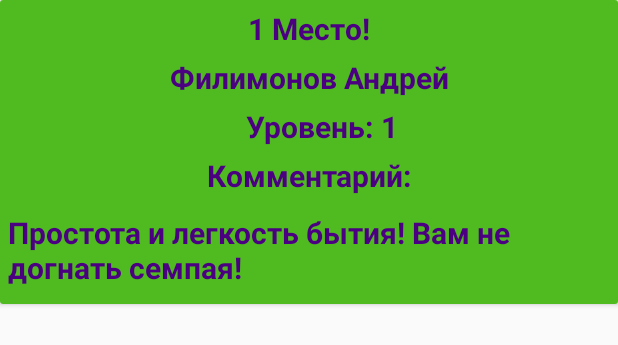
After one commit to USSRFantom/AnimeTest, an Android app: the layout table_item.xml on its own in the app's theme, with its tools: preview values and no code run, on a phone screen of 412 x 824 dp. The commit adds this screen. Shown: the top 345 px of the screen. Run offline under Robolectric (Android 15) with nearby library versions, the phone set to English and light mode, and no system bars.

Commit message:
add table_item.xml

```diff
--- a/app/src/main/AndroidManifest.xml
+++ b/app/src/main/AndroidManifest.xml
@@ -9,7 +9,8 @@
         android:roundIcon="@mipmap/ic_launcher_round"
         android:supportsRtl="true"
         android:theme="@style/Theme.AnimeTest">
-        <activity android:name=".Screens.MainMenu"></activity>
+        <activity android:name=".Screens.HighScoreTable"></activity>
+        <activity android:name=".Screens.MainMenu" />
         <activity android:name=".MainActivity" />
         <activity android:name=".Screens.SplashScreen">
             <intent-filter>
--- a/app/src/main/res/drawable/style_btn_stroke_white_press_red.xml
+++ b/app/src/main/res/drawable/style_btn_stroke_white_press_red.xml
@@ -1,6 +1,6 @@
 <?xml version="1.0" encoding="utf-8"?>
 <shape xmlns:android="http://schemas.android.com/apk/res/android">
-        <stroke android:width="3dp" android:color="@color/white"/>
+        <stroke android:width="3dp" android:color="@color/black"/>
     <corners android:radius="30dp"/>
     <solid android:color="@color/red"/>
 </shape>
--- /dev/null
+++ b/app/src/main/res/layout/table_item.xml
@@ -0,0 +1,98 @@
+<?xml version="1.0" encoding="utf-8"?>
+<androidx.cardview.widget.CardView xmlns:android="http://schemas.android.com/apk/res/android"
+    xmlns:app="http://schemas.android.com/apk/res-auto"
+    xmlns:tools="http://schemas.android.com/tools"
+    android:layout_width="match_parent"
+    android:layout_height="wrap_content">
+
+    <androidx.constraintlayout.widget.ConstraintLayout
+        android:layout_width="match_parent"
+        android:layout_height="wrap_content"
+        android:background="@color/green">
+
+
+        <TextView
+            android:id="@+id/textViewName"
+            android:layout_width="wrap_content"
+            android:layout_height="wrap_content"
+            android:layout_marginTop="5dp"
+            android:gravity="center"
+            android:text="Филимонов Андрей"
+            android:textColor="@color/dark_purple"
+            android:textSize="20sp"
+            android:textStyle="bold"
+            app:layout_constraintEnd_toEndOf="parent"
+            app:layout_constraintStart_toStartOf="parent"
+            app:layout_constraintTop_toBottomOf="@+id/textView6" />
+
+        <TextView
+            android:id="@+id/textViewLevel"
+            android:layout_width="wrap_content"
+            android:layout_height="wrap_content"
+            android:layout_marginTop="5dp"
+            android:text="@string/text_level"
+            android:textColor="@color/dark_purple"
+            android:textSize="20sp"
+            android:textStyle="bold"
+            app:layout_constraintEnd_toEndOf="parent"
+            app:layout_constraintStart_toStartOf="parent"
+            app:layout_constraintTop_toBottomOf="@+id/textViewName" />
+
+        <TextView
+            android:id="@+id/textView3"
+            android:layout_width="wrap_content"
+            android:layout_height="wrap_content"
+            android:layout_marginStart="5dp"
+            android:layout_marginTop="5dp"
+            android:text="@string/one"
+            android:textColor="@color/dark_purple"
+            android:textSize="20sp"
+            android:textStyle="bold"
+            app:layout_constraintStart_toEndOf="@+id/textViewLevel"
+            app:layout_constraintTop_toBottomOf="@+id/textViewName" />
+
+        <TextView
+            android:id="@+id/textView4"
+            android:layout_width="wrap_content"
+            android:layout_height="wrap_content"
+            android:layout_marginTop="5dp"
+            android:text="@string/comment"
+            android:textColor="@color/dark_purple"
+            android:textSize="20sp"
+            android:textStyle="bold"
+            app:layout_constraintEnd_toEndOf="parent"
+            app:layout_constraintStart_toStartOf="parent"
+            app:layout_constraintTop_toBottomOf="@+id/textViewLevel" />
+
+        <TextView
+            android:id="@+id/textViewComment"
+            android:layout_width="wrap_content"
+            android:layout_height="wrap_content"
+            android:layout_marginStart="5dp"
+            android:layout_marginTop="5dp"
+            android:layout_marginEnd="5dp"
+            android:layout_marginBottom="5dp"
+            android:text="Простота и легкость бытия! Вам не догнать семпая!"
+            android:textColor="@color/dark_purple"
+            android:textSize="20sp"
+            android:textStyle="bold"
+            android:padding="5dp"
+            app:layout_constraintBottom_toBottomOf="parent"
+            app:layout_constraintEnd_toEndOf="parent"
+            app:layout_constraintStart_toStartOf="parent"
+            app:layout_constraintTop_toBottomOf="@+id/textView4" />
+
+        <TextView
+            android:id="@+id/textView6"
+            android:layout_width="wrap_content"
+            android:layout_height="wrap_content"
+            android:layout_marginTop="5dp"
+            android:text="@string/one_st_place"
+            android:textColor="@color/dark_purple"
+            android:textSize="20sp"
+            android:textStyle="bold"
+            app:layout_constraintEnd_toEndOf="parent"
+            app:layout_constraintStart_toStartOf="parent"
+            app:layout_constraintTop_toTopOf="parent" />
+    </androidx.constraintlayout.widget.ConstraintLayout>
+</androidx.cardview.widget.CardView>
--- a/app/src/main/res/values/strings.xml
+++ b/app/src/main/res/values/strings.xml
@@ -5,4 +5,12 @@
     <string name="high_score_table">Рекорды</string>
     <string name="chat">Чат</string>
     <string name="info">Инфо</string>
+    <string name="click_again_to_exit">Нажмите еще раз, чтобы выйти</string>
+    <string name="back">Назад</string>
+    <string name="text_level">Уровень:</string>
+    <string name="one">1</string>
+    <string name="comment">Комментарий:</string>
+    <string name="one_st_place">1 Место!</string>
+
+
 </resources>
```
Also changed, not shown: app/src/main/java/ussrfantom/com/example/animetest/Screens/HighScoreTable.java (added, +25 -0 lines), app/src/main/java/ussrfantom/com/example/animetest/Screens/MainMenu.java (+50 -0 lines), app/src/main/res/layout/activity_high_score_table.xml (added, +52 -0 lines), app/src/main/res/layout/activity_main_menu.xml (+12 -22 lines), app/src/main/res/drawable/icon.png (deleted).
